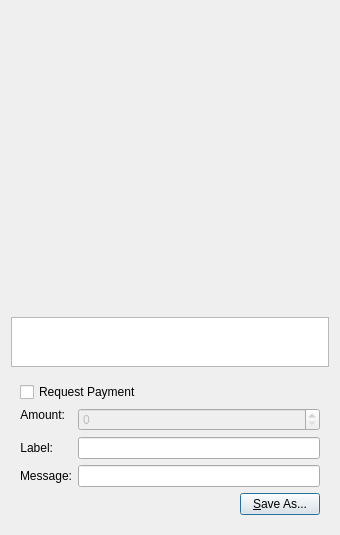
Above: src/qt/forms/qrcodedialog.ui from CryptoCoderz/HalfMoon before the change. Below: the same form after it.
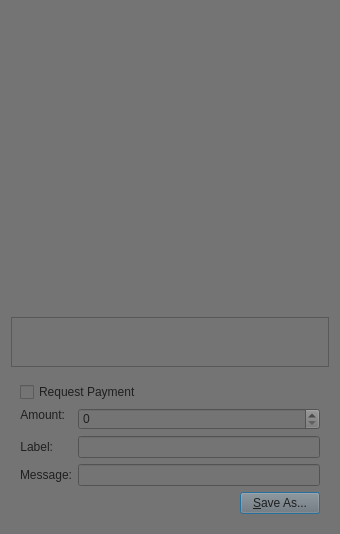
That is the form after the change. Custom widgets are drawn as their Qt base class.

The edit to the form file:
```diff
--- a/src/qt/forms/qrcodedialog.ui
+++ b/src/qt/forms/qrcodedialog.ui
@@ -13,6 +13,10 @@
   <property name="windowTitle">
    <string>QR Code Dialog</string>
   </property>
+  <property name="styleSheet">
+   <string notr="true">background-color: rgb(116, 116, 116);
+color: rgb(31, 31, 31);</string>
+  </property>
   <layout class="QVBoxLayout" name="verticalLayout_3">
    <item>
     <widget class="QLabel" name="lblQRCode">
```
Left out of the diff: 1 changed line with no effect on the pictures.
